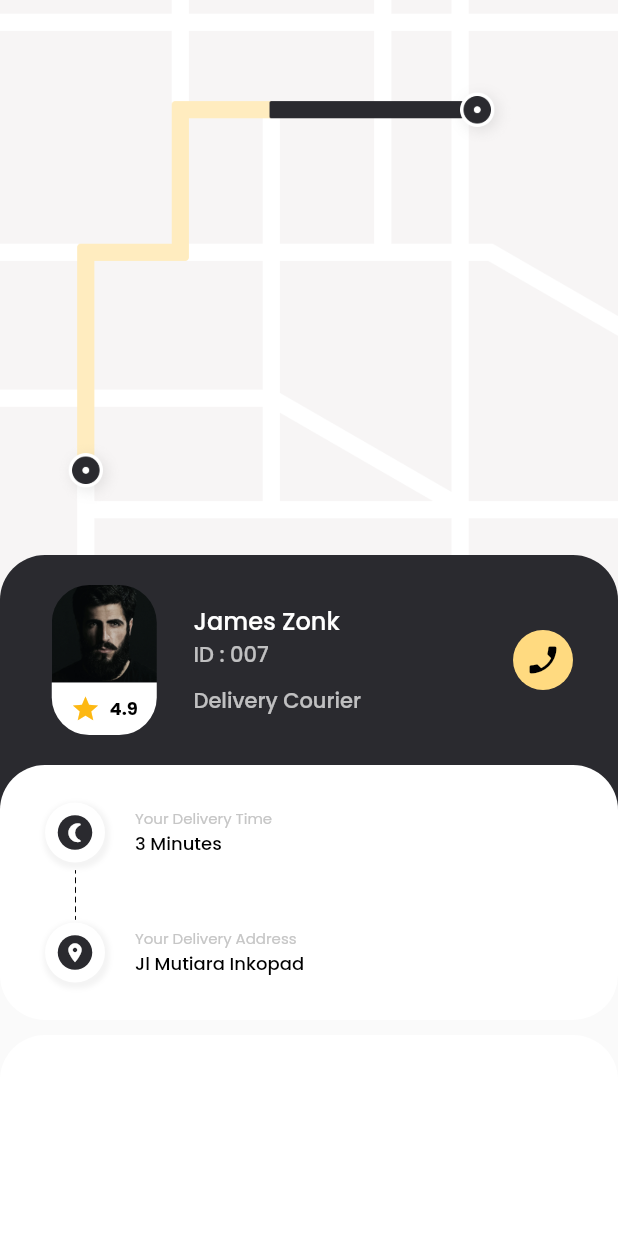
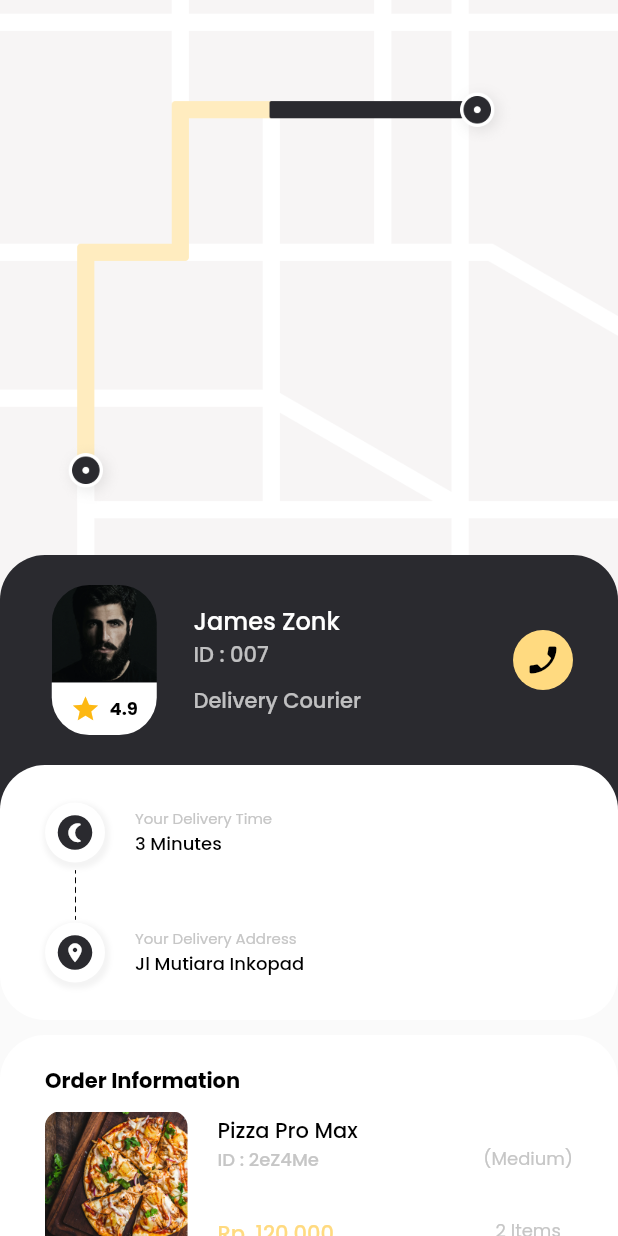
Before and after one commit to Syahro/food_delivery, a Flutter app: the screen it shows after launch, on a phone screen of 412 x 824 dp. Run offline on Flutter 3.47's test engine with Material 2 defaults, Android fonts, the phone set to English and light mode, and no system bars; our stand-ins replace google_fonts.

Commit message:
done until orderInformation card

```diff
--- a/lib/pages/home_page.dart
+++ b/lib/pages/home_page.dart
@@ -1,5 +1,6 @@
 import 'package:flutter/material.dart';
 import 'package:food_delivery/theme.dart';
+import 'package:food_delivery/widget/order_card.dart';
 import 'package:food_delivery/widget/time_loc_info.dart';
 
 class HomePage extends StatelessWidget {
@@ -211,10 +212,60 @@ class HomePage extends StatelessWidget {
                         ),
                         Container(
                           width: double.infinity,
-                          height: 200,
                           decoration: BoxDecoration(
                             color: whiteColor,
                             borderRadius: BorderRadius.circular(30),
+                          ),
+                          child: Padding(
+                            padding: EdgeInsets.fromLTRB(
+                              defaultMargin,
+                              20,
+                              defaultMargin,
+                              20,
+                            ),
+                            child: Column(
+                              crossAxisAlignment: CrossAxisAlignment.start,
+                              children: [
+                                Text(
+                                  'Order Information',
+                                  style: titleTextstyle.copyWith(
+                                    fontSize: 14,
+                                    color: blackColor,
+                                    fontWeight: FontWeight.w700,
+                                  ),
+                                ),
+                                SizedBox(
+                                  height: 10,
+                                ),
+                                OrderCard(
+                                  imageUrl: 'assets/menu1.png',
+                                  menuTitle: 'Pizza Pro Max',
+                                  menuId: 'ID : 2eZ4Me',
+                                  price: 'Rp. 120.000',
+                                  sizeType: '(Medium)',
+                                  qty: 2,
+                                ),
+                                SizedBox(
+                                  height: 15,
+                                ),
+                                Divider(),
+                                SizedBox(
+                                  height: 15,
+                                ),
+                                OrderCard(
+                                  imageUrl: 'assets/menu2.png',
+                                  menuTitle: 'Coca Cola Max',
+                                  menuId: 'ID : 2eZ4Me',
+                                  price: 'Rp. 60.000',
+                                  sizeType: '(Cold)',
+                                  qty: 6,
+                                ),
+                                SizedBox(
+                                  height: 15,
+                                ),
+                                Divider(),
+                              ],
+                            ),
                           ),
                         ),
                         SizedBox(
--- /dev/null
+++ b/lib/widget/order_card.dart
@@ -0,0 +1,93 @@
+import 'package:flutter/material.dart';
+import 'package:food_delivery/theme.dart';
+
+class OrderCard extends StatelessWidget {
+  final String imageUrl;
+  final String menuTitle;
+  final String menuId;
+  final String price;
+  final String sizeType;
+  final int qty;
+
+  OrderCard({
+    this.imageUrl,
+    this.menuTitle,
+    this.menuId,
+    this.price,
+    this.sizeType,
+    this.qty,
+  });
+
+  @override
+  Widget build(BuildContext context) {
+    return Row(
+      children: [
+        ClipRRect(
+          borderRadius: BorderRadius.circular(10),
+          child: Image.asset(
+            imageUrl,
+            width: 95,
+            height: 95,
+            fit: BoxFit.cover,
+          ),
+        ),
+        SizedBox(
+          width: 20,
+        ),
+        Column(
+          crossAxisAlignment: CrossAxisAlignment.start,
+          children: [
+            Text(
+              menuTitle,
+              style: titleTextstyle.copyWith(
+                fontSize: 14,
+                fontWeight: FontWeight.w500,
+                color: blackColor,
+              ),
+            ),
+            Text(
+              menuId,
+              style: subTitleTextStyle.copyWith(
+                fontSize: 12,
+                fontWeight: FontWeight.w500,
+              ),
+            ),
+            SizedBox(
+              height: 30,
+            ),
+            Text(
+              price,
+              style: titleTextstyle.copyWith(
+                fontSize: 14,
+                fontWeight: FontWeight.w500,
+                color: semiYellowColor,
+              ),
+            ),
+          ],
+        ),
+        Spacer(),
+        Column(
+          mainAxisAlignment: MainAxisAlignment.spaceBetween,
+          children: [
+            Text(''),
+            Text(
+              sizeType,
+              style: subTitleTextStyle.copyWith(
+                fontSize: 12,
+              ),
+            ),
+            SizedBox(
+              height: 30,
+            ),
+            Text(
+              '$qty Items',
+              style: subTitleTextStyle.copyWith(
+                fontSize: 12,
+              ),
+            ),
+          ],
+        ),
+      ],
+    );
+  }
+}
```
Also changed, not shown: assets/menu1.png (added), assets/menu2.png (added).
